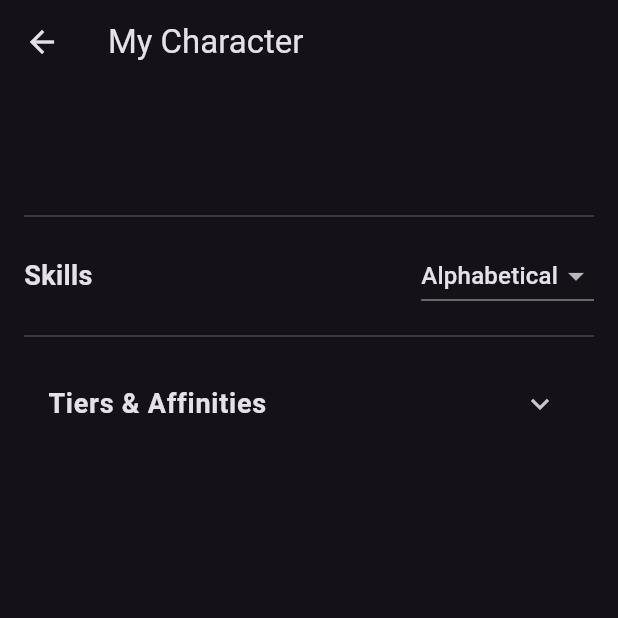
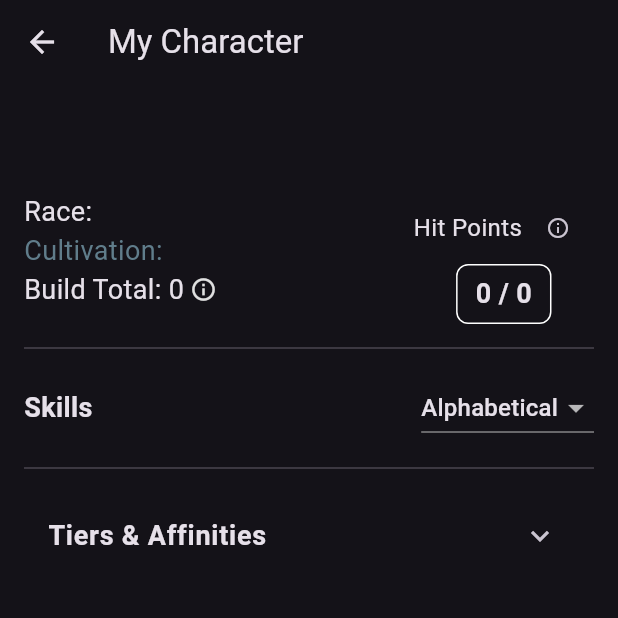
Before and after one commit to Sovereign-Scrolls/Crucible-Helper, a Flutter app: the CharacterSheetPage screen opened directly with empty values, on a phone screen of 412 x 824 dp, the top half of it. Run offline on Flutter 3.47's test engine with Material 3 defaults, Android fonts, the phone set to English and light mode, and no system bars; our stand-ins replace firebase_auth, firebase_core, firebase_storage, google_sign_in; missing offline and left inert: dart:html; accounts and stored records are empty; network calls fail.

Commit message:
Fixed basic character information display

```diff
--- a/lib/main.dart
+++ b/lib/main.dart
@@ -201,7 +201,6 @@ class _CharacterSheetPageState extends State<CharacterSheetPage> {
     buffer.writeln('Base: ${hp['base']}');
     buffer.writeln('Extra: ${hp['extra']}');
 
-    // Calculate Body Total
     const tiers = ['Iron', 'Silver', 'Gold', 'Jade', 'Saint', 'Sovereign'];
     int bodyTotal = 0;
     final tierDetails = <String>[];
@@ -240,7 +239,6 @@ class _CharacterSheetPageState extends State<CharacterSheetPage> {
   void _editCurrentHP() async {
     final result = await showDialog<int>(
       context: context,
-
       builder: (context) {
         int temp = currentHP;
 
@@ -297,8 +295,7 @@ class _CharacterSheetPageState extends State<CharacterSheetPage> {
     final build = widget.character.build;
     final buffer = StringBuffer();
 
-    buffer.writeln('Starting Build: ${build.starting.amount} (${build.starting.date})');
-    buffer.writeln('');
+    buffer.writeln('Starting Build: ${build.starting.amount} (${build.starting.date})\n');
 
     if (build.gains.isNotEmpty) {
       buffer.writeln('Gains:');
@@ -310,7 +307,6 @@ class _CharacterSheetPageState extends State<CharacterSheetPage> {
       }
     }
 
-    // Optional: Confirm total
     final calculatedTotal = build.starting.amount +
         build.gains.fold<int>(0, (sum, g) => sum + g.amount);
     buffer.writeln('Calculated Total: $calculatedTotal');
@@ -331,9 +327,34 @@ class _CharacterSheetPageState extends State<CharacterSheetPage> {
     );
   }
 
+  List<Skill> _sortedSkills(List<Skill> skills) {
+    switch (_selectedSkillSort) {
+      case 'Type':
+        return List.from(skills)..sort((a, b) => a.type.compareTo(b.type));
+      case 'Frequency':
+        return List.from(skills)..sort((a, b) => a.frequency.compareTo(b.frequency));
+      case 'Alphabetical':
+      default:
+        return List.from(skills)..sort((a, b) => a.name.compareTo(b.name));
+    }
+  }
+
+  Color _getCultivationColor(String tier) {
+    switch (tier.toLowerCase()) {
+      case 'iron': return Colors.grey;
+      case 'silver': return Colors.white;
+      case 'gold': return Colors.yellow.shade600;
+      case 'jade': return Colors.green.shade400;
+      case 'saint': return Colors.red;
+      case 'sovereign': return Colors.purple;
+      default: return Colors.blueGrey;
+    }
+  }
+
   @override
   Widget build(BuildContext context) {
     final character = widget.character;
+
     return Scaffold(
       appBar: AppBar(title: Text('My Character')),
       body: SingleChildScrollView(
@@ -341,7 +362,6 @@ class _CharacterSheetPageState extends State<CharacterSheetPage> {
         child: Column(
           crossAxisAlignment: CrossAxisAlignment.start,
           children: [
-            // ✅ Character header
             Center(
               child: Text(
                 character.characterName,
@@ -351,18 +371,73 @@ class _CharacterSheetPageState extends State<CharacterSheetPage> {
             ),
             const SizedBox(height: 16),
 
-            // ✅ Race + Cultivation + Build Total + HP UI
+            // Race / Cultivation / Build Total + HP box
             Row(
               crossAxisAlignment: CrossAxisAlignment.start,
               children: [
-                // ... (your left-side column)
-                // ... (your right-side HP box)
+                // Left: Race, Cultivation, Build
+                Expanded(
+                  child: Column(
+                    crossAxisAlignment: CrossAxisAlignment.start,
+                    children: [
+                      Text('Race: ${character.race}', style: TextStyle(fontSize: 18)),
+                      Text(
+                        'Cultivation: ${character.cultivationTier}',
+                        style: TextStyle(
+                          fontSize: 18,
+                          color: _getCultivationColor(character.cultivationTier),
+                        ),
+                      ),
+                      Row(
+                        children: [
+                          Text('Build Total: ${character.build.total}', style: TextStyle(fontSize: 18)),
+                          SizedBox(width: 4),
+                          GestureDetector(
+                            onTap: () => _showBuildInfo(context),
+                            child: Icon(Icons.info_outline, size: 18, color: Colors.grey[300]),
+                          ),
+                        ],
+                      ),
+                    ],
+                  ),
+                ),
+
+                // Right: Hit Points Box
+                GestureDetector(
+                  onTap: _editCurrentHP,
+                  child: Column(
+                    crossAxisAlignment: CrossAxisAlignment.center,
+                    children: [
+                      Row(
+                        mainAxisSize: MainAxisSize.min,
+                        children: [
+                          Text('Hit Points', style: TextStyle(fontSize: 16)),
+                          IconButton(
+                            icon: Icon(Icons.info_outline, size: 16),
+                            onPressed: _showHitPointInfo,
+                          ),
+                        ],
+                      ),
+                      Container(
+                        padding: EdgeInsets.symmetric(horizontal: 12, vertical: 6),
+                        decoration: BoxDecoration(
+                          border: Border.all(color: Colors.white),
+                          borderRadius: BorderRadius.circular(8),
+                        ),
+                        child: Text(
+                          '$currentHP / ${character.hitPoints['total']}',
+                          style: TextStyle(fontSize: 18, fontWeight: FontWeight.bold),
+                        ),
+                      ),
+                    ],
+                  ),
+                ),
               ],
             ),
 
-            Divider(height: 32),
+            const Divider(height: 32),
 
-            // ✅ Skills header + dropdown
+            // Skills Section
             Row(
               mainAxisAlignment: MainAxisAlignment.spaceBetween,
               children: [
@@ -383,8 +458,6 @@ class _CharacterSheetPageState extends State<CharacterSheetPage> {
                 ),
               ],
             ),
-
-            // ✅ Skills list (scrollable within the scroll view)
             ListView(
               shrinkWrap: true,
               physics: NeverScrollableScrollPhysics(),
@@ -396,9 +469,9 @@ class _CharacterSheetPageState extends State<CharacterSheetPage> {
               }).toList(),
             ),
 
-            Divider(height: 32),
+            const Divider(height: 32),
 
-            // ✅ Tiers & Affinities
+            // Affinities Section
             ExpansionTile(
               title: Text('Tiers & Affinities', style: TextStyle(fontSize: 18, fontWeight: FontWeight.bold)),
               children: character.tiers.entries.map((tierEntry) {
@@ -416,35 +489,7 @@ class _CharacterSheetPageState extends State<CharacterSheetPage> {
           ],
         ),
       ),
-
-
-
     );
-  }
-
-  List<Skill> _sortedSkills(List<Skill> skills) {
-    switch (_selectedSkillSort) {
-      case 'Type':
-        return [...skills]..sort((a, b) => a.type.compareTo(b.type));
-      case 'Frequency':
-        return [...skills]..sort((a, b) => a.frequency.compareTo(b.frequency));
-      default:
-        return [...skills]..sort((a, b) => a.name.compareTo(b.name));
-    }
-  }
-
-
-
-  Color _getCultivationColor(String tier) {
-    switch (tier.toLowerCase()) {
-      case 'iron': return Colors.grey;
-      case 'silver': return Colors.white;
-      case 'gold': return Colors.yellow.shade600;
-      case 'jade': return Colors.green.shade400;
-      case 'saint': return Colors.red;
-      case 'sovereign': return Colors.purple;
-      default: return Colors.blueGrey;
-    }
   }
 }
 
```
